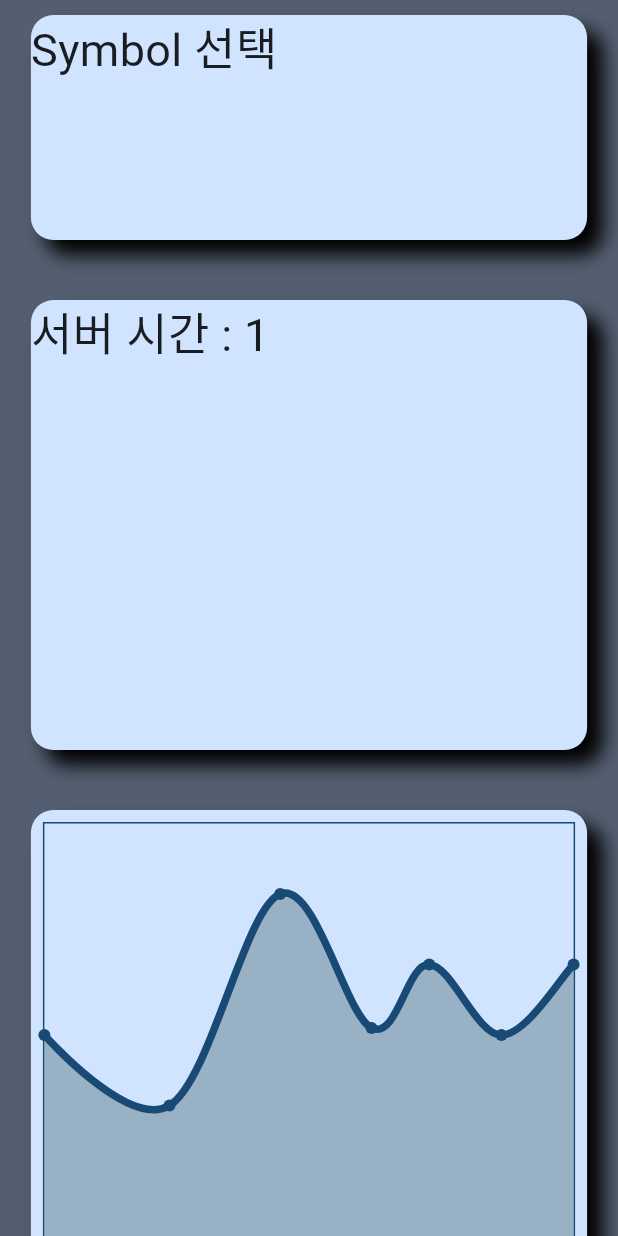
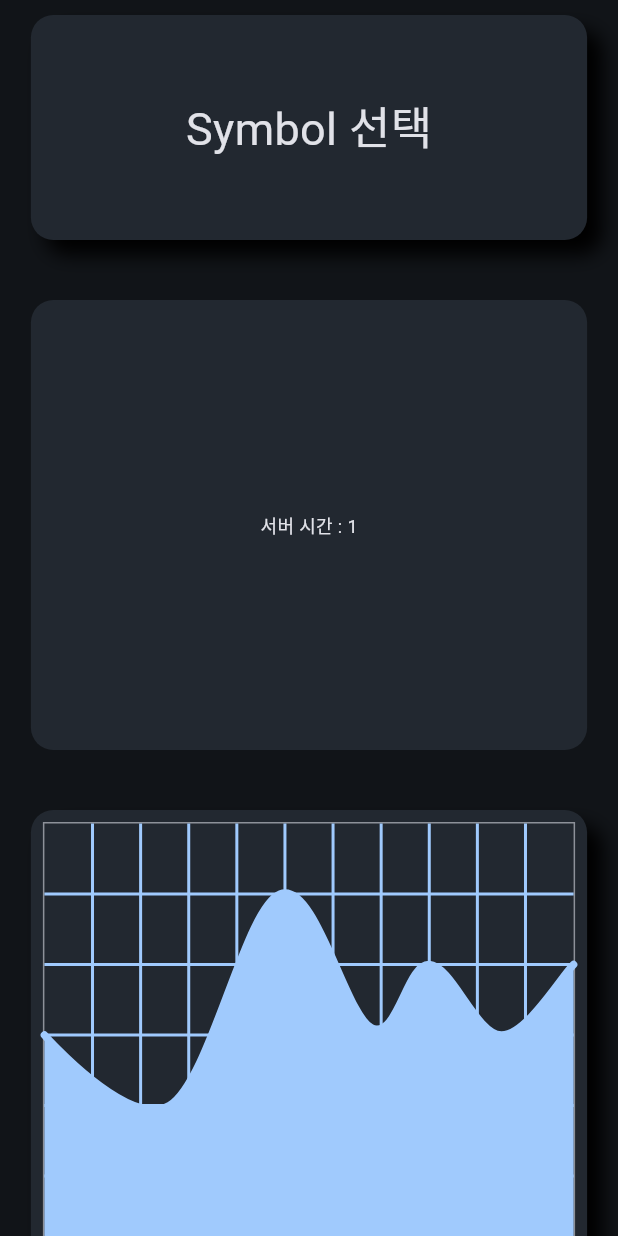
Before and after one commit to k984530/CryptoTrend, a Flutter app: the screen it shows after launch, on a phone screen of 412 x 824 dp. Run offline on Flutter 3.47's test engine with Material 2 defaults, Android fonts, the phone set to English and light mode, and no system bars; drawn by our look-alikes of fl_chart; our stand-ins replace get.

Commit message:
[ADD] Material3

```diff
--- a/lib/Data/Chart.dart
+++ b/lib/Data/Chart.dart
@@ -4,18 +4,18 @@ import 'package:flutter/material.dart';
 LineChartData mainChart(BuildContext context) {
   return LineChartData(
     gridData: FlGridData(
-      show: false,
+      show: true,
       drawVerticalLine: true,
       getDrawingHorizontalLine: (value) {
         return FlLine(
-          color: Theme.of(context).colorScheme.onPrimaryContainer,
-          strokeWidth: 1,
+          color: Theme.of(context).colorScheme.primary,
+          strokeWidth: 2,
         );
       },
       getDrawingVerticalLine: (value) {
         return FlLine(
-          color: Theme.of(context).colorScheme.onPrimaryContainer,
-          strokeWidth: 1,
+          color: Theme.of(context).colorScheme.primary,
+          strokeWidth: 2,
         );
       },
     ),
@@ -26,15 +26,15 @@ LineChartData mainChart(BuildContext context) {
     ),
     borderData: FlBorderData(
         show: true,
-        border: Border.all(
-            color: Theme.of(context).colorScheme.onPrimaryContainer, width: 1)),
+        border:
+            Border.all(color: Theme.of(context).colorScheme.outline, width: 1)),
     minX: 0,
     maxX: 11,
     minY: 0,
     maxY: 6,
     lineBarsData: [
       LineChartBarData(
-        color: Theme.of(context).colorScheme.onPrimaryContainer,
+        color: Theme.of(context).colorScheme.primary,
         spots: [
           FlSpot(0, 3),
           FlSpot(2.6, 2),
@@ -48,9 +48,10 @@ LineChartData mainChart(BuildContext context) {
         barWidth: 5,
         isStrokeCapRound: true,
         dotData: FlDotData(
-          show: true,
+          show: false,
         ),
         belowBarData: BarAreaData(
+          color: Theme.of(context).colorScheme.primary,
           show: true,
         ),
       ),
--- a/lib/main.dart
+++ b/lib/main.dart
@@ -20,6 +20,7 @@ class MyApp extends StatelessWidget {
       title: 'Flutter Demo',
       theme: ThemeData(
         colorScheme: ColorScheme.fromSeed(
+          brightness: Brightness.dark,
           seedColor: Colors.blue,
         ),
         useMaterial3: true,
--- a/lib/screen/HomeScreen.dart
+++ b/lib/screen/HomeScreen.dart
@@ -13,8 +13,13 @@ class HomeScreen extends StatelessWidget {
   @override
   Widget build(BuildContext context) {
     final Size size = MediaQuery.of(context).size;
+    final surfaceContainer = Color.fromARGB(
+        Theme.of(context).colorScheme.surface.alpha,
+        Theme.of(context).colorScheme.surface.red * 2,
+        Theme.of(context).colorScheme.surface.green * 2,
+        Theme.of(context).colorScheme.surface.blue * 2);
     return Scaffold(
-      backgroundColor: Theme.of(context).colorScheme.secondary,
+      backgroundColor: Theme.of(context).colorScheme.surface,
       body: SingleChildScrollView(
         child: SafeArea(
           child: Center(
@@ -24,6 +29,7 @@ class HomeScreen extends StatelessWidget {
                 GestureDetector(
                   onTap: () {},
                   child: Container(
+                    alignment: Alignment.center,
                     margin: EdgeInsets.only(top: 10),
                     height: 150,
                     width: size.width * 0.9,
@@ -36,7 +42,7 @@ class HomeScreen extends StatelessWidget {
                           blurRadius: 10,
                         ),
                       ],
-                      color: Theme.of(context).colorScheme.primaryContainer,
+                      color: surfaceContainer,
                     ),
                     child: Text(
                       "Symbol 선택",
@@ -52,19 +58,20 @@ class HomeScreen extends StatelessWidget {
                       await Get.find<SimpleController>().test();
                     },
                     child: Container(
+                      alignment: Alignment.center,
                       margin: EdgeInsets.only(top: 40),
                       height: 300,
                       width: size.width * 0.9,
                       decoration: BoxDecoration(
                         borderRadius: BorderRadius.circular(15),
-                        boxShadow: [
-                          BoxShadow(
-                            color: Theme.of(context).colorScheme.shadow,
-                            offset: Offset(10, 10),
-                            blurRadius: 10,
-                          ),
-                        ],
-                        color: Theme.of(context).colorScheme.primaryContainer,
+                        // boxShadow: [
+                        //   BoxShadow(
+                        //     color: Theme.of(context).colorScheme.shadow,
+                        //     offset: Offset(10, 10),
+                        //     blurRadius: 10,
+                        //   ),
+                        // ],
+                        color: surfaceContainer,
                       ),
                       child: Text(
                         "서버 시간 : " +
@@ -74,7 +81,7 @@ class HomeScreen extends StatelessWidget {
                                 .serverTime
                                 .toString(),
                         style: TextStyle(
-                          fontSize: 30,
+                          fontSize: 12,
                         ),
                       ),
                     ),
@@ -93,7 +100,7 @@ class HomeScreen extends StatelessWidget {
                         blurRadius: 10,
                       ),
                     ],
-                    color: Theme.of(context).colorScheme.primaryContainer,
+                    color: surfaceContainer,
                   ),
                   child: Padding(
                     padding: const EdgeInsets.all(8.0),
```
